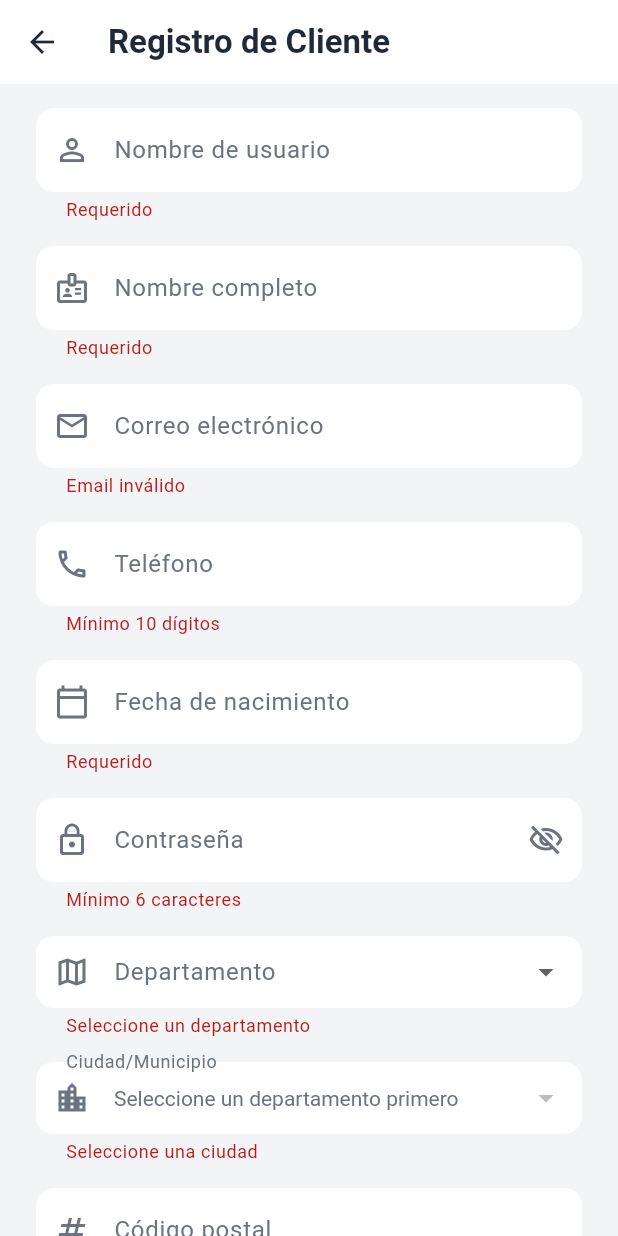
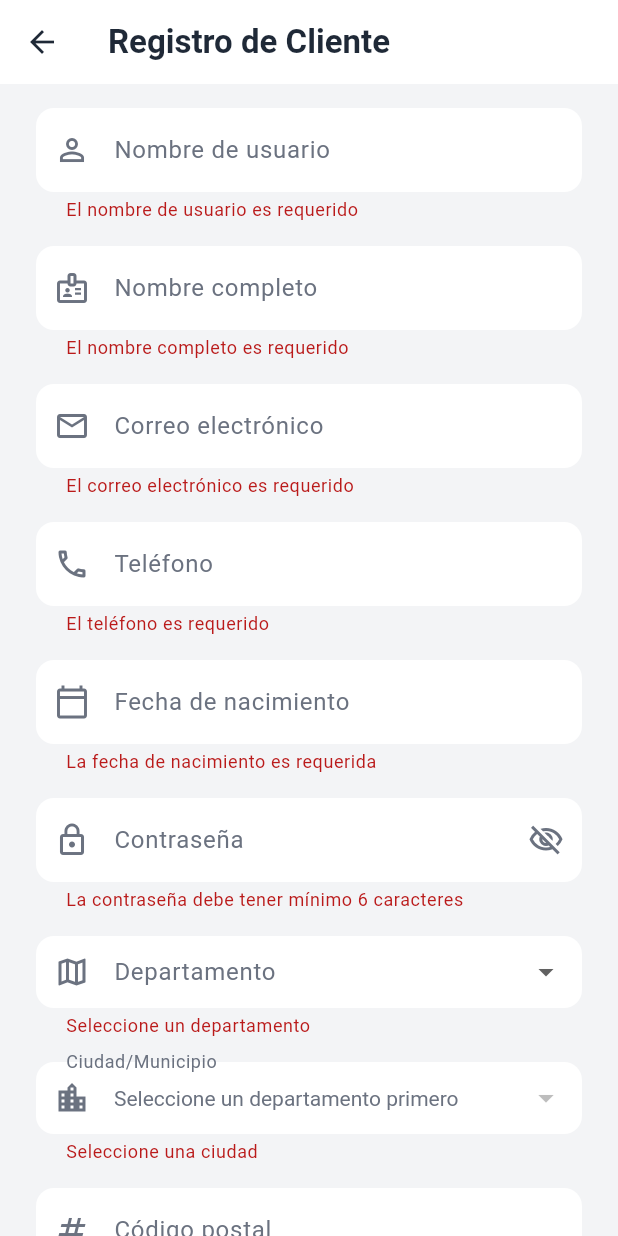
Before and after one commit to IsaacPater31/pyp_platform, a Flutter app: the ClientRegisterView screen opened directly, after a tap on "Continuar", on a phone screen of 412 x 824 dp. Run offline on Flutter 3.47's test engine with Material 3 defaults, Android fonts, the light colour scheme and no system bars; our stand-ins replace flutter_dotenv, flutter_map, geocoding, geolocator, latlong2; missing offline and left inert: flutter_map_cancellable_tile_provider.

Commit message:
✨Manejo seguro de errores y variables sensibles
- Implementa manejo global de errores y excepciones en todos los endpoints PHP, asegurando que las respuestas siempre sean en formato JSON.
- Oculta detalles internos y sensibles de los errores al usuario final; los mensajes detallados se guardan solo en los logs del servidor (error.log).
- Mejora la validación y mensajes de error en el frontend Flutter.
- Utiliza archivos de entorno (.env/config.env) para variables sensibles y de configuración, eliminando IPs y URLs quemadas del código fuente.
- Estandariza la estructura del proyecto para mayor seguridad, mantenibilidad y buenas prácticas de ciberseguridad.

```diff
--- a/lib/main.dart
+++ b/lib/main.dart
@@ -1,7 +1,9 @@
 import 'package:flutter/material.dart';
+import 'package:flutter_dotenv/flutter_dotenv.dart';
 import 'package:pyp_platform/vistas/login_view.dart';
 
-void main() {
+Future<void> main() async {
+  await dotenv.load(fileName: "config.env");
   runApp(const MyApp());
 }
 
--- a/lib/vistas/client_register_view.dart
+++ b/lib/vistas/client_register_view.dart
@@ -18,7 +18,6 @@ class _ClientRegisterViewState extends State<ClientRegisterView> {
     super.initState();
     controller = ClientRegisterController();
     controller.addListener(() {
-      debugPrint('Controller updated - Loading: ${controller.isLoading}');
       setState(() {});
     });
   }
@@ -41,12 +40,8 @@ class _ClientRegisterViewState extends State<ClientRegisterView> {
 
       Navigator.pop(context); // Cerrar loading
 
-    if (!isValid) {
-      debugPrint('Validación fallida - No navegar');
-      return;
-    }
+      if (!isValid) return;
 
-    // Solo navegar si la validación fue exitosa
       final locationSelected = await Navigator.push<bool>(
         context,
         MaterialPageRoute(
@@ -108,6 +103,62 @@ class _ClientRegisterViewState extends State<ClientRegisterView> {
     );
   }
 
+  // ====== VALIDACIONES FRONTEND MEJORADAS ======
+  String? _validateRequired(String? value, String field) {
+    if (value == null || value.trim().isEmpty) return 'El $field es requerido';
+    return null;
+  }
+
+  String? _validateEmail(String? value) {
+    if (value == null || value.trim().isEmpty) {
+      return 'El correo electrónico es requerido';
+    }
+    final emailRegex = RegExp(r'^[\w-\.]+@([\w-]+\.)+[\w-]{2,4}$');
+    if (!emailRegex.hasMatch(value.trim())) {
+      return 'Ingrese un correo electrónico válido';
+    }
+    return null;
+  }
+
+  String? _validateBirthDate(String? value) {
+    if (value == null || value.trim().isEmpty) {
+      return 'La fecha de nacimiento es requerida';
+    }
+    try {
+      final parts = value.split('/');
+      if (parts.length == 3) {
+        final day = int.parse(parts[0]);
+        final month = int.parse(parts[1]);
+        final year = int.parse(parts[2]);
+        final birthDate = DateTime(year, month, day);
+        final today = DateTime.now();
+        final age = today.year - birthDate.year - ((today.month > birthDate.month || (today.month == birthDate.month && today.day >= birthDate.day)) ? 0 : 1);
+        if (age < 18) {
+          return 'Debes ser mayor de 18 años';
+        }
+      } else {
+        return 'Formato de fecha inválido';
+      }
+    } catch (_) {
+      return 'Fecha inválida';
+    }
+    return null;
+  }
+
+  String? _validatePhone(String? value) {
+    if (value == null || value.trim().isEmpty) return 'El teléfono es requerido';
+    final phoneRegex = RegExp(r'^\d{10,}$');
+    if (!phoneRegex.hasMatch(value.trim())) return 'Ingrese un teléfono válido (solo números, mínimo 10)';
+    return null;
+  }
+
+  String? _validatePassword(String? value) {
+    if (value == null || value.length < 6) return 'La contraseña debe tener mínimo 6 caracteres';
+    return null;
+  }
+
+  // ==============================================
+
   @override
   Widget build(BuildContext context) {
     return Scaffold(
@@ -134,14 +185,14 @@ class _ClientRegisterViewState extends State<ClientRegisterView> {
                 label: 'Nombre de usuario',
                 controller: controller.usernameController,
                 icon: Icons.person_outline,
-                validator: (value) => value!.isEmpty ? 'Requerido' : null,
+                validator: (v) => _validateRequired(v, "nombre de usuario"),
               ),
               const SizedBox(height: 16),
               _buildTextField(
                 label: 'Nombre completo',
                 controller: controller.fullNameController,
                 icon: Icons.badge_outlined,
-                validator: (value) => value!.isEmpty ? 'Requerido' : null,
+                validator: (v) => _validateRequired(v, "nombre completo"),
               ),
               const SizedBox(height: 16),
               _buildTextField(
@@ -149,7 +200,7 @@ class _ClientRegisterViewState extends State<ClientRegisterView> {
                 controller: controller.emailController,
                 icon: Icons.email_outlined,
                 keyboardType: TextInputType.emailAddress,
-                validator: (value) => value!.contains('@') ? null : 'Email inválido',
+                validator: _validateEmail,
               ),
               const SizedBox(height: 16),
               _buildTextField(
@@ -157,12 +208,12 @@ class _ClientRegisterViewState extends State<ClientRegisterView> {
                 controller: controller.phoneController,
                 icon: Icons.phone_outlined,
                 keyboardType: TextInputType.phone,
-                validator: (value) => value!.length >= 10 ? null : 'Mínimo 10 dígitos',
+                validator: _validatePhone,
               ),
               const SizedBox(height: 16),
-              _buildDateField(context),
+              _buildDateField(context, validator: _validateBirthDate),
               const SizedBox(height: 16),
-              _buildPasswordField(),
+              _buildPasswordField(validator: _validatePassword),
               const SizedBox(height: 16),
               _buildDropdownDepartamento(),
               const SizedBox(height: 16),
@@ -173,7 +224,7 @@ class _ClientRegisterViewState extends State<ClientRegisterView> {
                 controller: controller.postalCodeController,
                 icon: Icons.numbers_outlined,
                 keyboardType: TextInputType.number,
-                validator: (value) => value!.isEmpty ? 'Requerido' : null,
+                validator: (v) => _validateRequired(v, "código postal"),
               ),
               const SizedBox(height: 32),
               SizedBox(
@@ -232,7 +283,7 @@ class _ClientRegisterViewState extends State<ClientRegisterView> {
     );
   }
 
-  Widget _buildDateField(BuildContext context) {
+  Widget _buildDateField(BuildContext context, {String? Function(String?)? validator}) {
     return TextFormField(
       controller: controller.birthDateController,
       readOnly: true,
@@ -251,7 +302,7 @@ class _ClientRegisterViewState extends State<ClientRegisterView> {
       onTap: () async {
         final date = await showDatePicker(
           context: context,
-          initialDate: DateTime.now(),
+          initialDate: DateTime.now().subtract(const Duration(days: 365 * 18)),
           firstDate: DateTime(1900),
           lastDate: DateTime.now(),
           builder: (context, child) {
@@ -270,12 +321,12 @@ class _ClientRegisterViewState extends State<ClientRegisterView> {
               "${date.day}/${date.month}/${date.year}";
         }
       },
-      validator: (value) => value!.isEmpty ? 'Requerido' : null,
+      validator: validator,
       style: const TextStyle(color: Color(0xFF1F2937)),
     );
   }
 
-  Widget _buildPasswordField() {
+  Widget _buildPasswordField({String? Function(String?)? validator}) {
     return TextFormField(
       controller: controller.passwordController,
       obscureText: _obscurePassword,
@@ -298,7 +349,7 @@ class _ClientRegisterViewState extends State<ClientRegisterView> {
         contentPadding: const EdgeInsets.symmetric(vertical: 16, horizontal: 16),
         labelStyle: const TextStyle(color: Color(0xFF6B7280)),
       ),
-      validator: (value) => value!.length >= 6 ? null : 'Mínimo 6 caracteres',
+      validator: validator,
       style: const TextStyle(color: Color(0xFF1F2937)),
     );
   }
--- a/pubspec.yaml
+++ b/pubspec.yaml
@@ -18,6 +18,7 @@ dependencies:
   flutter_map_cancellable_tile_provider: ^3.1.0
   geocoding: ^2.1.0
   cupertino_icons: ^1.0.8
+  flutter_dotenv: ^5.0.2
 
 dev_dependencies:
   flutter_test:
@@ -28,6 +29,7 @@ flutter:
   uses-material-design: true
 
   assets:
+    - config.env
     - assets/images/PYP.png
     - assets/images/client.jpg
     - assets/images/profesional.jpg
```
Also changed, not shown: lib/controladores/client_register_controller.dart (+26 -9 lines), lib/vistas/register_view_failure.dart (+17 -26 lines), pubspec.lock. Lines whose indentation alone changed are shown as unchanged.
